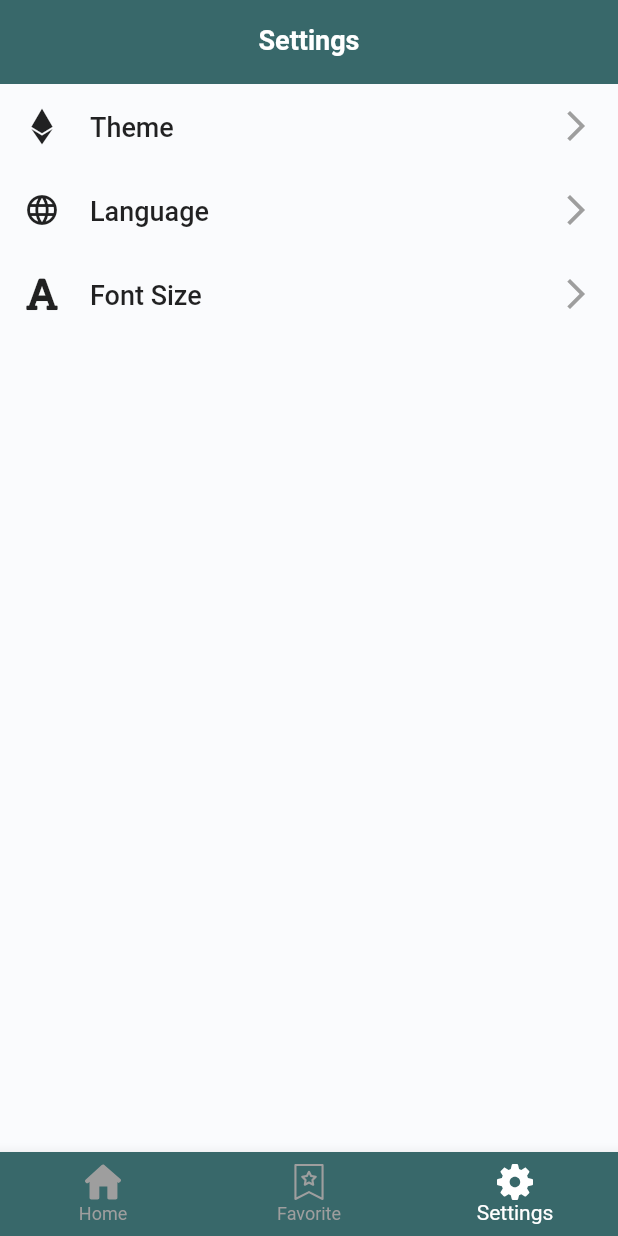
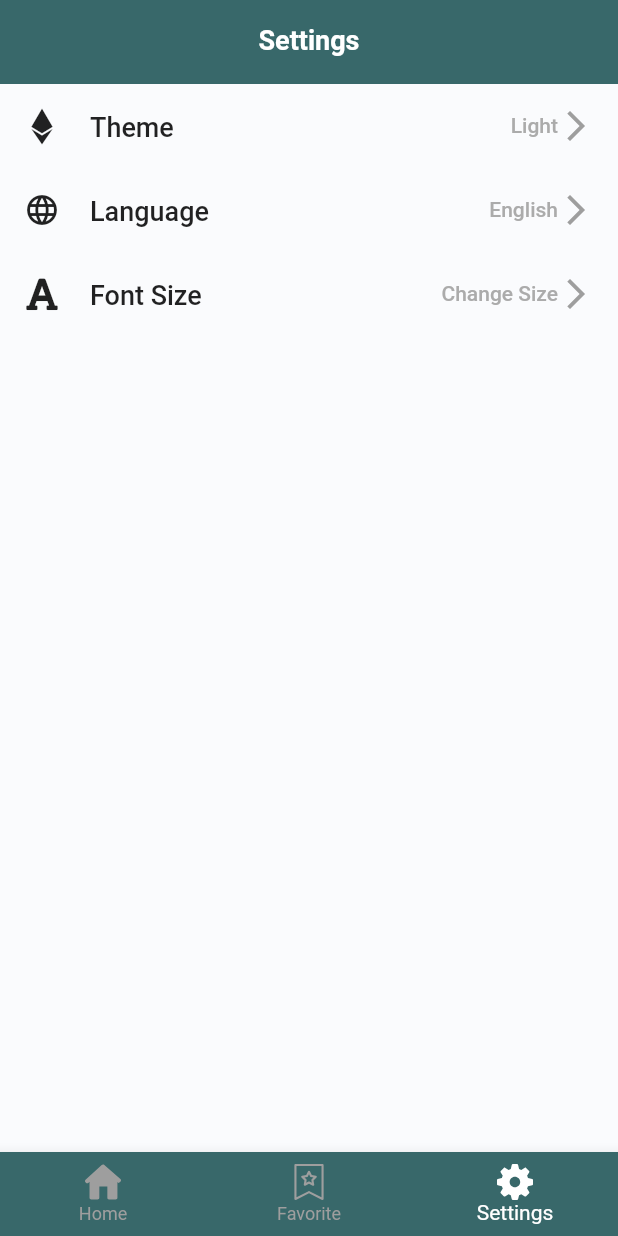
Before and after one commit to hasancse91/flutter_getx_template, a Flutter app: the screen it shows after launch, item 3 of the bottom bar chosen, on a phone screen of 412 x 824 dp. Run offline on Flutter 3.47's test engine with Material 2 defaults, Android fonts, the light colour scheme and no system bars; our stand-ins replace dio, firebase_analytics, firebase_core, flutter_dotenv, flutter_svg, fluttertoast and 5 more; accounts and stored records are empty; generated files the repository leaves out were written again; network calls fail.

Commit message:
Customized: Settings page view

```diff
--- a/lib/app/modules/settings/views/settings_view.dart
+++ b/lib/app/modules/settings/views/settings_view.dart
@@ -14,6 +14,7 @@ import '/app/modules/settings/controllers/settings_controller.dart';
 class SettingsView extends BaseView<SettingsController> {
   bool switchValue = true;
   static const dp16 = 16.0;
+
 
   @override
   PreferredSizeWidget? appBar(BuildContext context) {
@@ -34,7 +35,8 @@ class SettingsView extends BaseView<SettingsController> {
           Padding(
             padding: const EdgeInsets.all(AppValues.padding),
             child: Ripple(
-              onTap: ()=>Fluttertoast.showToast(
+              onTap: ()=>
+                Fluttertoast.showToast(
                   msg: "Theme is clicked",
                   toastLength: Toast.LENGTH_SHORT,
                   gravity: ToastGravity.CENTER,
@@ -45,11 +47,12 @@ class SettingsView extends BaseView<SettingsController> {
               ),
               child: Row(
                 mainAxisAlignment: MainAxisAlignment.center,
-                children: const  [
+                children:  [
                   Icon(FontAwesomeIcons.ethereum),
-                  SizedBox(width: 20),
+                  const SizedBox(width: 20),
                   Text('Theme', style: titleStyle),
                   Spacer(),
+                  switchValue?Text('Light', style: cardSubtitleStyle):Text('Dark', style: cardSubtitleStyle),
                   Icon(Icons.arrow_forward_ios, color: Colors.grey),
                 ],
               ),
@@ -74,6 +77,7 @@ class SettingsView extends BaseView<SettingsController> {
                   SizedBox(width: 20),
                   Text('Language', style: titleStyle),
                   Spacer(),
+                  Text('English', style: cardSubtitleStyle),
                   Icon(Icons.arrow_forward_ios, color: Colors.grey)
                 ],
               ),
@@ -98,6 +102,7 @@ class SettingsView extends BaseView<SettingsController> {
                   SizedBox(width: 20),
                   Text('Font Size', style: titleStyle),
                   Spacer(),
+                  Text('Change Size', style: cardSubtitleStyle),
                   Icon(Icons.arrow_forward_ios, color: Colors.grey),
                 ],
               ),
```
